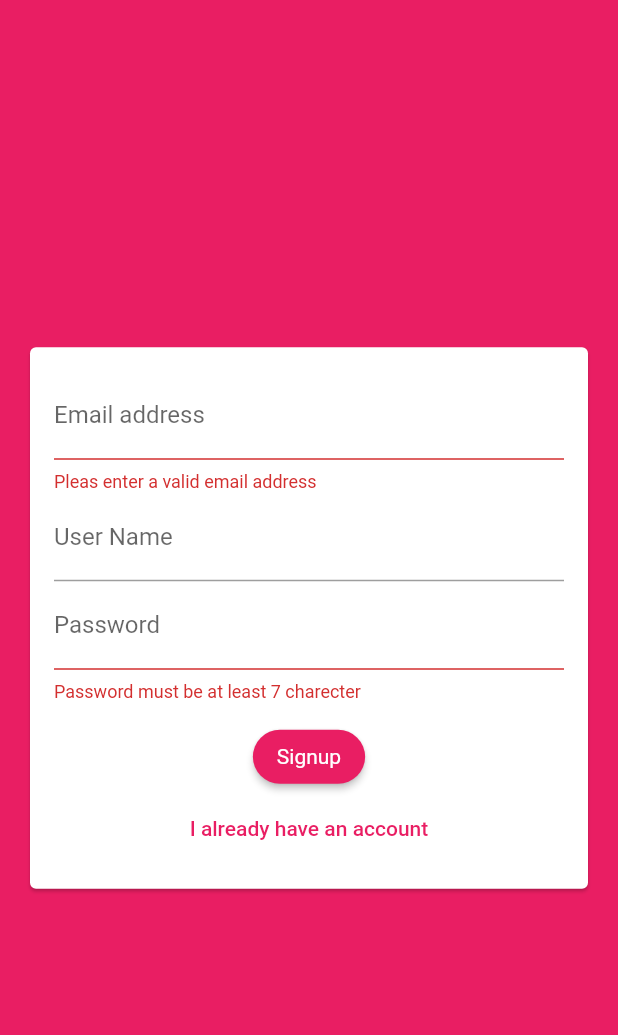
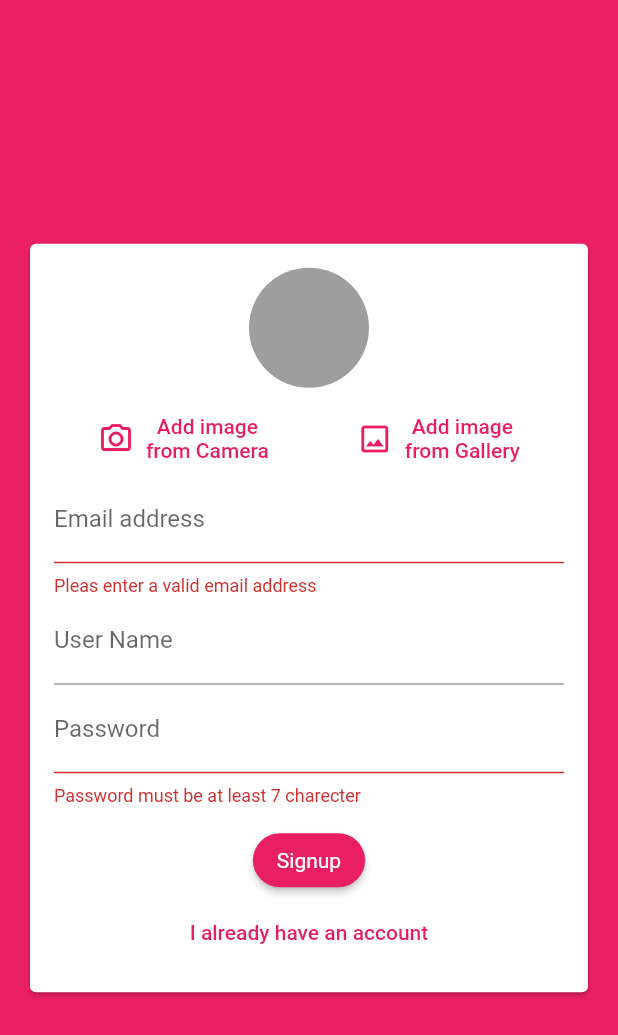
Before and after one commit to MaichelSameh/chat_app, a Flutter app: the screen it shows after launch, after a tap on "Login", after a tap on "Create new account", on a phone screen of 412 x 824 dp. Shown: the top 1035 px of the screen. Run offline on Flutter 3.47's test engine with Material 2 defaults, Android fonts, the phone set to English and light mode, and no system bars; our stand-ins replace cloud_firestore, firebase_auth, firebase_core, firebase_storage, image_picker; accounts and stored records are empty.

Commit message:
creating the bubble message form. adding the user image.

```diff
--- a/lib/screens/auth_screen.dart
+++ b/lib/screens/auth_screen.dart
@@ -1,4 +1,7 @@
+import 'dart:io';
+
 import 'package:cloud_firestore/cloud_firestore.dart';
+import 'package:firebase_storage/firebase_storage.dart';
 import 'package:flutter/material.dart';
 import 'package:firebase_auth/firebase_auth.dart';
 
@@ -12,7 +15,7 @@ class AuthScreen extends StatefulWidget {
 class _AuthScreenState extends State<AuthScreen> {
   bool _isLoading = false;
   void _submitAuthForm(String email, String password, String userName,
-      bool isLogin, BuildContext ctx) async {
+      bool isLogin, File image, BuildContext ctx) async {
     UserCredential _authResult;
     try {
       setState(() {
@@ -29,7 +32,14 @@ class _AuthScreenState extends State<AuthScreen> {
           email: email,
           password: password,
         );
-        try {
+        final ref = FirebaseStorage.instance
+            .ref()
+            .child("user_image")
+            .child(_authResult.user.uid + ".jpg");
+
+        await ref.putFile(image);
+        final String url = await ref.getDownloadURL();
+
         await FirebaseFirestore.instance
             .collection("users")
             .doc(_authResult.user.uid)
@@ -37,8 +47,8 @@ class _AuthScreenState extends State<AuthScreen> {
           "userName": userName,
           "email": email,
           "password": password,
+          "imageURL": url,
         });
-        } catch (e) {}
       }
     } on FirebaseAuthException catch (e) {
       String authError = "Error occured";
--- a/lib/widgets/auth/auth_form.dart
+++ b/lib/widgets/auth/auth_form.dart
@@ -1,7 +1,16 @@
+import 'dart:io';
+
 import 'package:flutter/material.dart';
 
-typedef AuthenticationEmailFunction = void Function(String email,
-    String password, String userName, bool isLogin, BuildContext ctx);
+import '../pickers/user_image-picker.dart';
+
+typedef AuthenticationEmailFunction = void Function(
+    String email,
+    String password,
+    String userName,
+    bool isLogin,
+    File image,
+    BuildContext ctx);
 
 class AuthForm extends StatefulWidget {
   final AuthenticationEmailFunction submitAuth;
@@ -18,16 +27,37 @@ class _AuthFormState extends State<AuthForm> {
   String _email = "";
   String _password = "";
   String _userName = "";
+  File _imageFile;
 
   void _submit(BuildContext ctx) {
     final bool isValid = _formKey.currentState.validate();
     FocusScope.of(context).unfocus();
 
+    if (_imageFile == null) {
+      ScaffoldMessenger.of(context).showSnackBar(
+        SnackBar(
+          content: Text(
+            "Please pick an image",
+            style: TextStyle(
+              color: Theme.of(context).errorColor,
+            ),
+          ),
+        ),
+      );
+      return;
+    }
+
     if (isValid) {
       _formKey.currentState.save();
-      widget.submitAuth(
-          _email.trim(), _password.trim(), _userName.trim(), _isLogin, ctx);
+      widget.submitAuth(_email.trim(), _password.trim(), _userName.trim(),
+          _isLogin, _imageFile, ctx);
     }
+  }
+
+  void _selectImage(File image) {
+    setState(() {
+      _imageFile = image;
+    });
   }
 
   @override
@@ -42,6 +72,7 @@ class _AuthFormState extends State<AuthForm> {
             child: Column(
               mainAxisSize: MainAxisSize.min,
               children: [
+                if (!_isLogin) UserImagePicker(_selectImage),
                 TextFormField(
                   key: ValueKey("email"),
                   validator: (val) {
--- /dev/null
+++ b/lib/widgets/pickers/user_image-picker.dart
@@ -0,0 +1,72 @@
+import 'dart:io';
+
+import 'package:image_picker/image_picker.dart';
+import 'package:flutter/material.dart';
+
+class UserImagePicker extends StatefulWidget {
+  final void Function(File pickedImage) imagePickfn;
+
+  UserImagePicker(this.imagePickfn);
+  @override
+  _UserImagePickerState createState() => _UserImagePickerState();
+}
+
+class _UserImagePickerState extends State<UserImagePicker> {
+  File _pickedImage;
+  final ImagePicker _picker = new ImagePicker();
+
+  void _pickImage(ImageSource src) async {
+    final pickedImageFile =
+        await _picker.getImage(source: src, imageQuality: 50, maxWidth: 150);
+
+    if (pickedImageFile != null) {
+      setState(() {
+        _pickedImage = File(pickedImageFile.path);
+      });
+    } else {
+      print("No image picked");
+    }
+  }
+
+  @override
+  Widget build(BuildContext context) {
+    return Column(
+      children: [
+        CircleAvatar(
+          radius: 40,
+          backgroundColor: Colors.grey,
+          backgroundImage:
+              _pickedImage != null ? FileImage(_pickedImage) : null,
+        ),
+        SizedBox(height: 10),
+        Row(
+          mainAxisAlignment: MainAxisAlignment.spaceAround,
+          children: [
+            TextButton.icon(
+              onPressed: () {
+                _pickImage(ImageSource.camera);
+              },
+              icon: Icon(Icons.photo_camera_outlined),
+              label: Text(
+                "Add image \nfrom Camera",
+                textAlign: TextAlign.center,
+                style: TextStyle(color: Theme.of(context).primaryColor),
+              ),
+            ),
+            TextButton.icon(
+              onPressed: () {
+                _pickImage(ImageSource.gallery);
+              },
+              icon: Icon(Icons.image_outlined),
+              label: Text(
+                "Add image \nfrom Gallery",
+                textAlign: TextAlign.center,
+                style: TextStyle(color: Theme.of(context).primaryColor),
+              ),
+            ),
+          ],
+        ),
+      ],
+    );
+  }
+}
--- a/pubspec.yaml
+++ b/pubspec.yaml
@@ -28,6 +28,8 @@ dependencies:
   firebase_core: "^0.7.0"
   cloud_firestore: "^0.16.0+1"
   firebase_auth: "^0.20.1"
+  firebase_storage: "^7.0.0"
+  image_picker:
 
   # The following adds the Cupertino Icons font to your application.
   # Use with the CupertinoIcons class for iOS style icons.
```
Also changed, not shown: lib/widgets/chat/message_bubble.dart (added, +58 -0 lines), lib/widgets/chat/messages.dart (+8 -3 lines), lib/widgets/chat/new_messages.dart (+9 -1 lines), pubspec.lock, 2 other files. Lines whose indentation alone changed are shown as unchanged.
